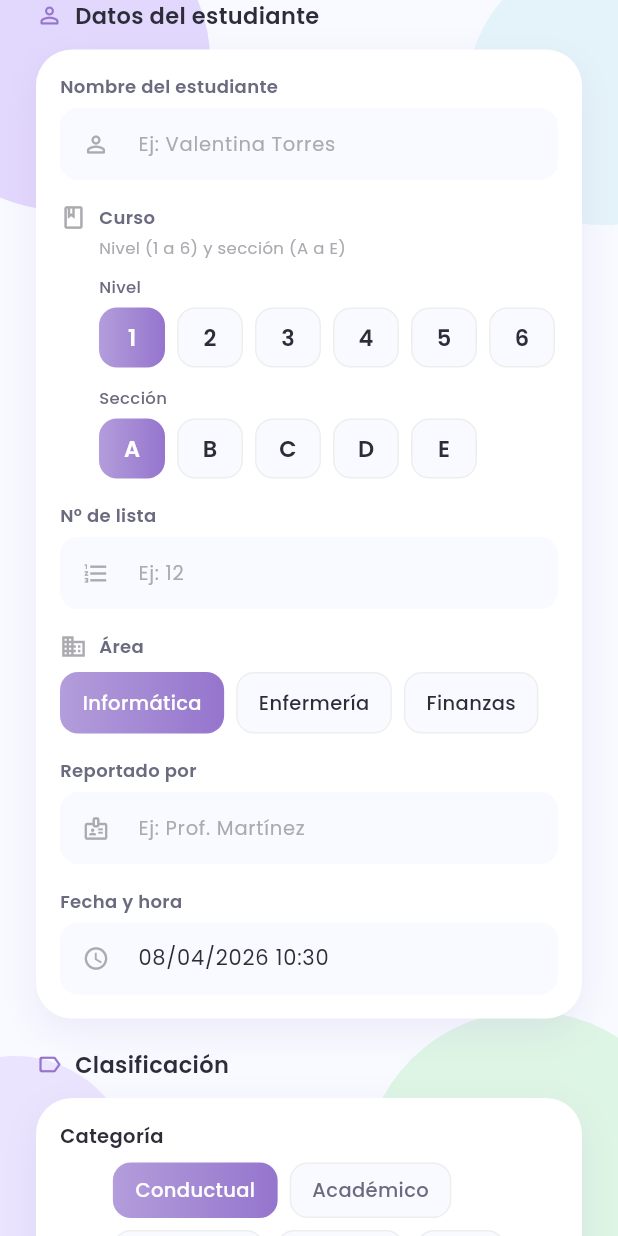
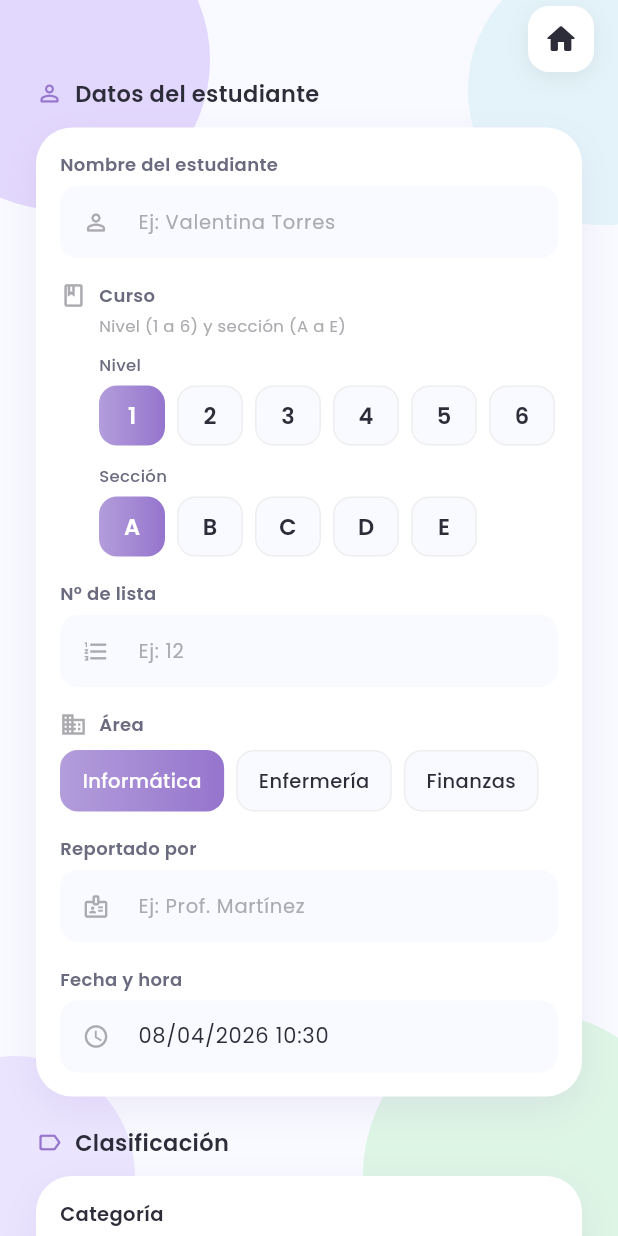
Before and after one commit to Luishernandez001/sirenamaster, a Flutter app: the CreateReportScreen screen opened directly, on a phone screen of 412 x 824 dp. Run offline on Flutter 3.47's test engine with Material 3 defaults, Android fonts, the phone set to English and light mode, and no system bars; our stand-ins replace cloud_firestore, firebase_auth, firebase_core, google_fonts; accounts and stored records are empty.

Commit message:
tiene un home en la parte que se completa el formulario

```diff
--- a/lib/views/create_report_screen.dart
+++ b/lib/views/create_report_screen.dart
@@ -149,6 +149,41 @@ class _CreateReportScreenState extends State<CreateReportScreen> {
       backgroundColor: AppColors.smokeWhite,
       body: DecorativeBackground(
         child: SafeArea(
+          child: Column(
+            crossAxisAlignment: CrossAxisAlignment.stretch,
+            children: [
+              Padding(
+                padding: const EdgeInsets.fromLTRB(16, 4, 16, 4),
+                child: Row(
+                  mainAxisAlignment: MainAxisAlignment.end,
+                  children: [
+                    Tooltip(
+                      message: 'Volver al inicio',
+                      child: Material(
+                        color: Colors.transparent,
+                        child: InkWell(
+                          onTap: () {
+                            if (Navigator.of(context).canPop()) {
+                              Navigator.of(context).pop();
+                            }
+                          },
+                          borderRadius: BorderRadius.circular(14),
+                          child: Container(
+                            padding: const EdgeInsets.all(10),
+                            decoration: BoxDecoration(
+                              color: Colors.white,
+                              borderRadius: BorderRadius.circular(14),
+                              boxShadow: AppColors.softShadow,
+                            ),
+                            child: Icon(Icons.home_rounded, color: AppColors.textDark, size: 24),
+                          ),
+                        ),
+                      ),
+                    ),
+                  ],
+                ),
+              ),
+              Expanded(
                 child: SingleChildScrollView(
                   padding: const EdgeInsets.symmetric(horizontal: 24),
                   child: Form(
@@ -567,6 +602,9 @@ class _CreateReportScreenState extends State<CreateReportScreen> {
                   ),
                 ),
               ),
+            ],
+          ),
+        ),
       ),
     );
   }
```
Lines whose indentation alone changed are shown as unchanged.
